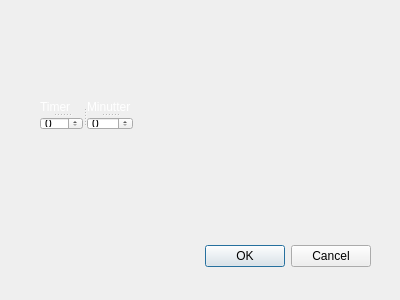
Qt form SMS/additem.ui (Simmetopia/semester_02) before a commit.
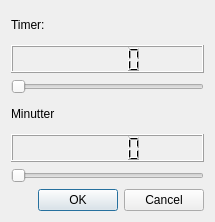
The same form after that commit.

Diff of the .ui file:
```diff
--- a/SMS/additem.ui
+++ b/SMS/additem.ui
@@ -6,102 +6,78 @@
    <rect>
     <x>0</x>
     <y>0</y>
-    <width>400</width>
-    <height>300</height>
+    <width>215</width>
+    <height>222</height>
    </rect>
   </property>
   <property name="windowTitle">
    <string>Dialog</string>
   </property>
   <property name="styleSheet">
-   <string notr="true">QMainWindow { 
-   background-color: #323232; 
-   color: #dddddd; 
-} 
-QTreeView { 
-   background-color: #717171; 
-   color: #dddddd; 
-   alternate-background-color: #303030; 
-} QListView { 
-   background-color: #303030; 
-   color: #dddddd; 
-} 
-QTextEdit { 
-   background-color: #717171; 
-   color: #dddddd; 
-} 
-QScrollBar:horizontal {
-   height: 20px; 
-}
-QScrollBar:vertical {
-   width: 20px; 
-}
-QTabWidget::pane {
-   border-top: 2px solid #C2C7CB;
-}
-.QLabel { 
-   color: white;  
-} 
-
-.QCheckBox { 
-   color: white;  
-} 
-
-.QRadioButton{ 
-   color:white; 
-}</string>
+   <string notr="true"/>
   </property>
-  <widget class="QDialogButtonBox" name="buttonBox">
-   <property name="geometry">
-    <rect>
-     <x>30</x>
-     <y>240</y>
-     <width>341</width>
-     <height>32</height>
-    </rect>
-   </property>
-   <property name="orientation">
-    <enum>Qt::Horizontal</enum>
-   </property>
-   <property name="standardButtons">
-    <set>QDialogButtonBox::Cancel|QDialogButtonBox::Ok</set>
-   </property>
-  </widget>
-  <widget class="QSplitter" name="splitter_3">
-   <property name="geometry">
-    <rect>
-     <x>40</x>
-     <y>100</y>
-     <width>93</width>
-     <height>31</height>
-    </rect>
-   </property>
-   <property name="orientation">
-    <enum>Qt::Horizontal</enum>
-   </property>
-   <widget class="QSplitter" name="splitter_2">
-    <property name="orientation">
-     <enum>Qt::Vertical</enum>
-    </property>
-    <widget class="QLabel" name="label">
-     <property name="text">
-      <string>Timer</string>
+  <layout class="QVBoxLayout" name="verticalLayout_5">
+   <item>
+    <layout class="QVBoxLayout" name="verticalLayout_4">
+     <item>
+      <widget class="QLabel" name="label">
+       <property name="text">
+        <string>Timer:</string>
+       </property>
+      </widget>
+     </item>
+     <item>
+      <widget class="QLCDNumber" name="lcdNumber"/>
+     </item>
+     <item>
+      <layout class="QVBoxLayout" name="verticalLayout">
+       <item>
+        <widget class="QSlider" name="horizontalSlider">
+         <property name="orientation">
+          <enum>Qt::Horizontal</enum>
+         </property>
+        </widget>
+       </item>
+      </layout>
+     </item>
+    </layout>
+   </item>
+   <item>
+    <layout class="QVBoxLayout" name="verticalLayout_3">
+     <item>
+      <layout class="QVBoxLayout" name="verticalLayout_2">
+       <item>
+        <widget class="QLabel" name="label_2">
+         <property name="text">
+          <string>Minutter</string>
+         </property>
+        </widget>
+       </item>
+       <item>
+        <widget class="QLCDNumber" name="lcdNumber_2"/>
+       </item>
+       <item>
+        <widget class="QSlider" name="horizontalSlider_2">
+         <property name="orientation">
+          <enum>Qt::Horizontal</enum>
+         </property>
+        </widget>
+       </item>
+      </layout>
+     </item>
+    </layout>
+   </item>
+   <item>
+    <widget class="QDialogButtonBox" name="buttonBox">
+     <property name="orientation">
+      <enum>Qt::Horizontal</enum>
      </property>
-    </widget>
-    <widget class="QSpinBox" name="spinBox"/>
-   </widget>
-   <widget class="QSplitter" name="splitter">
-    <property name="orientation">
-     <enum>Qt::Vertical</enum>
-    </property>
-    <widget class="QLabel" name="label_2">
-     <property name="text">
-      <string>Minutter</string>
+     <property name="standardButtons">
+      <set>QDialogButtonBox::Cancel|QDialogButtonBox::Ok</set>
      </property>
     </widget>
-    <widget class="QSpinBox" name="spinBox_2"/>
-   </widget>
-  </widget>
+   </item>
+  </layout>
  </widget>
  <resources/>
  <connections>
```
Left out of the diff: 46 changed lines with no effect on the pictures.
